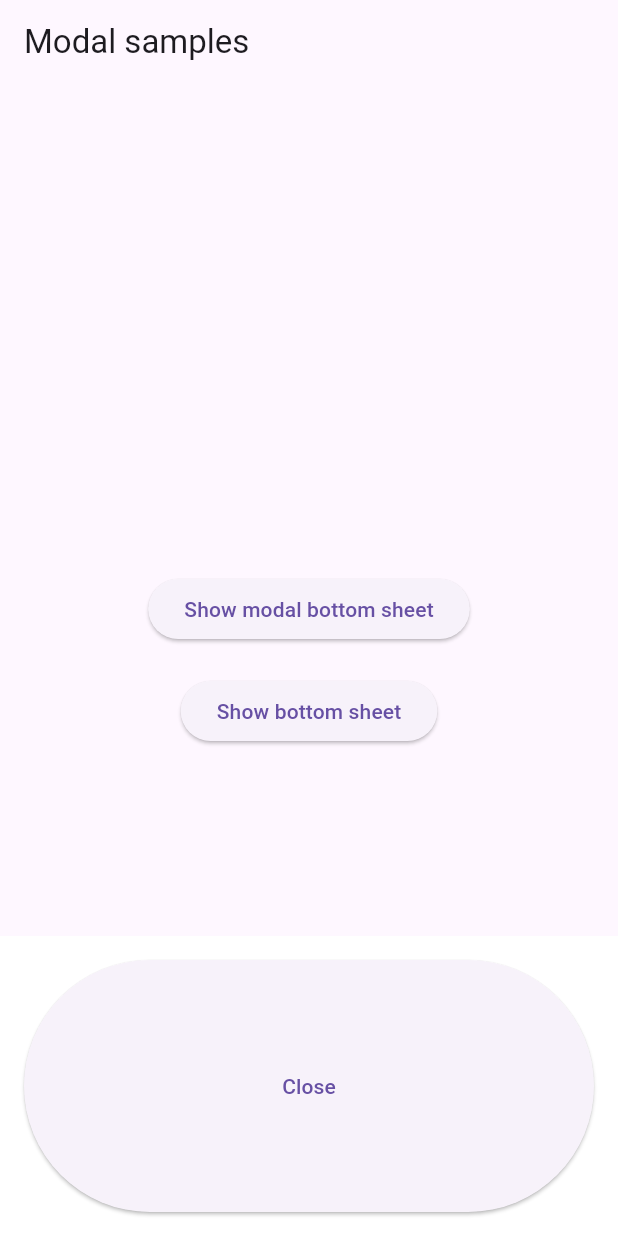
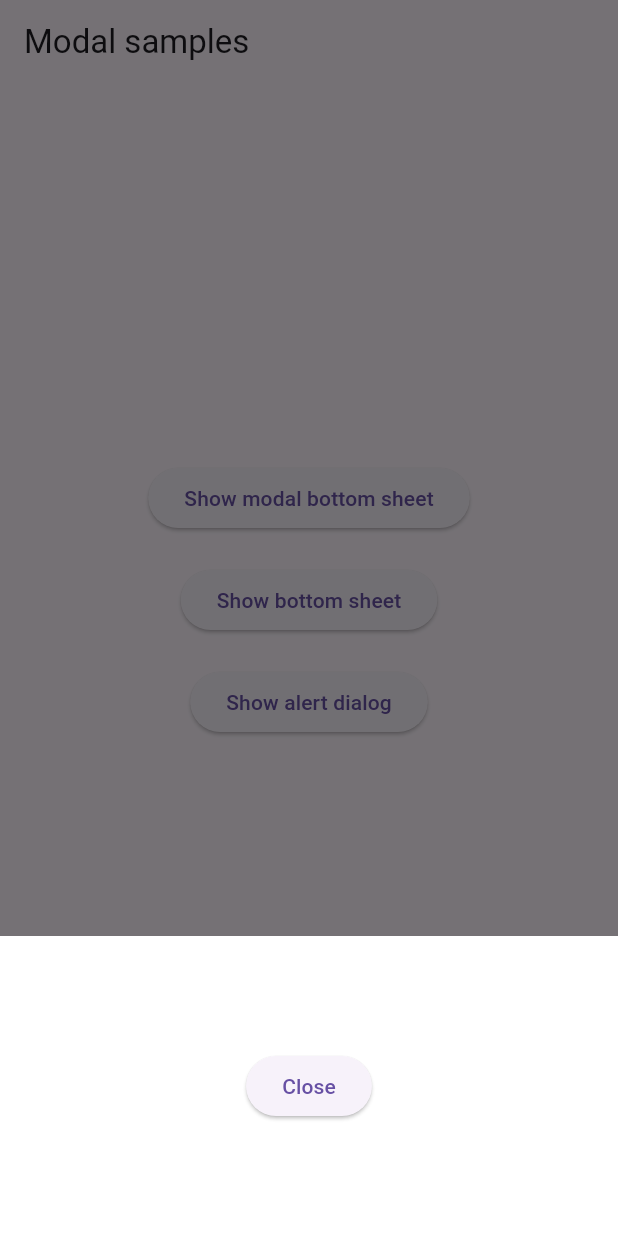
Before and after one commit to MortezaSoltanpour/flutter-blog, a Flutter app: the ModalsScreen screen opened directly, after a tap on "Show bottom sheet", on a phone screen of 412 x 824 dp. Run offline on Flutter 3.47's test engine with Material 3 defaults, Android fonts, the light colour scheme and no system bars; our stand-ins replace flutter_spinkit; network calls fail.

Commit message:
Simple dialog

```diff
--- a/lib/pages/modals_screen.dart
+++ b/lib/pages/modals_screen.dart
@@ -41,28 +41,58 @@ class ModalsScreen extends StatelessWidget {
                   ),
 
                   SizedBox(height: 20),
+
                   ElevatedButton(
                     onPressed: () {
-                      print('BottomSheet clicked');
-                      Scaffold.of(context).showBottomSheet(
-                        (context) => Container(
+                      showModalBottomSheet(
+                        context: context,
+                        builder: (context) => Container(
                           height: 200,
-                          width: screen.width,
+                          width: double.infinity,
                           padding: const EdgeInsets.all(16),
                           color: Colors.white,
-                          child: ElevatedButton(
-                            onPressed: () {
-                              Navigator.pop(
-                                context,
-                              ); // closes the modal bottom sheet
-                            },
-                            child: const Text('Close'),
+                          child: Center(
+                            child: ElevatedButton(
+                              onPressed: () {
+                                Navigator.pop(context); // closes the modal
+                              },
+                              child: const Text('Close'),
+                            ),
                           ),
                         ),
                       );
                     },
                     child: const Text('Show bottom sheet'),
                   ),
+
+                  SizedBox(height: 20),
+                  ElevatedButton(
+                    onPressed: () {
+                      showDialog(
+                        context: context,
+                        builder: (context) => AlertDialog(
+                          title: const Text('Popup Modal'),
+                          content: const Text(
+                            'This is a modal popup. This is a modal popup. This is a modal popup.',
+                          ),
+                          actions: [
+                            ElevatedButton(
+                              onPressed: () {
+                                Navigator.pop(context); // closes the dialog
+                              },
+                              child: const Text('Close'),
+                            ),
+                          ],
+                        ),
+                      );
+                    },
+                    child: const Text('Show alert dialog'),
+                  ),
+
+                  SizedBox(height: 20),
+                  SizedBox(height: 20),
+                  SizedBox(height: 20),
+                  SizedBox(height: 20),
                 ],
               ),
             );
```
